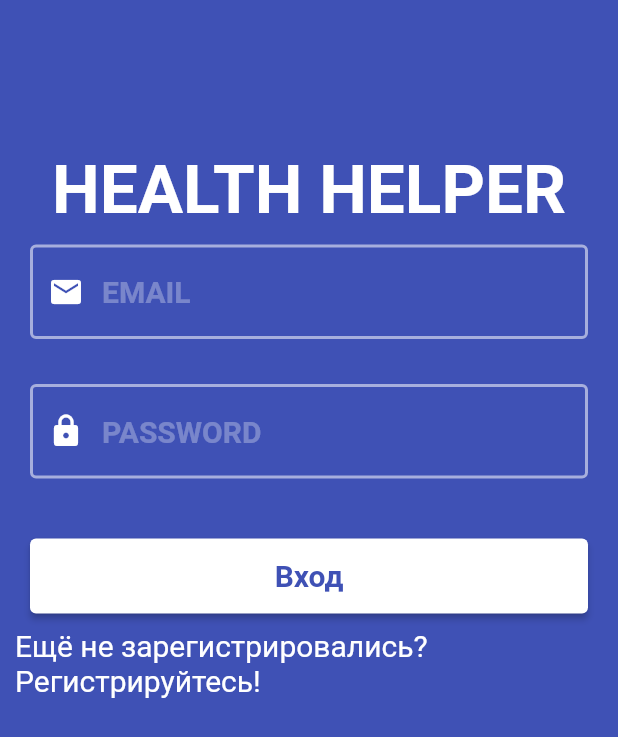
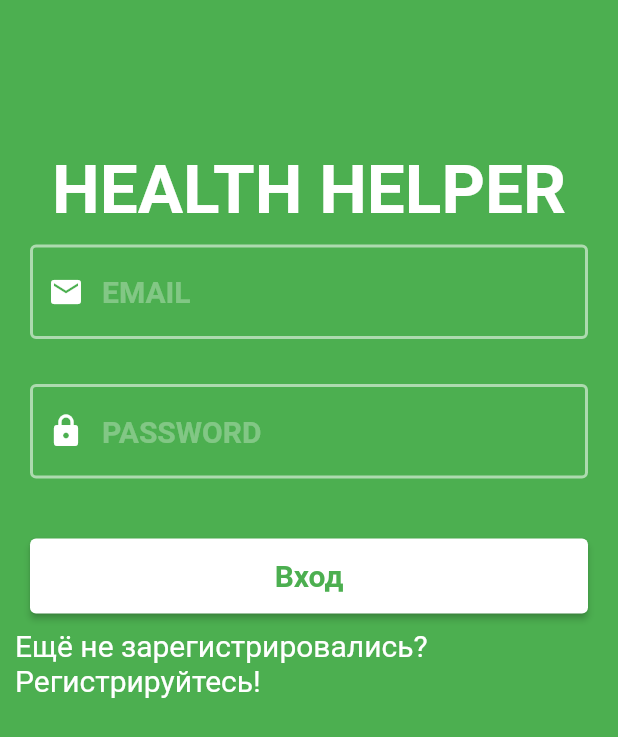
Before and after one commit to MrSolo501/Health-Helper, a Flutter app: the screen it shows after launch, on a phone screen of 412 x 824 dp. Shown: the top 737 px of the screen. Run offline on Flutter 3.47's test engine with Material 2 defaults, Android fonts, the phone set to English and light mode, and no system bars; our stand-ins replace cloud_firestore, firebase_auth, firebase_core, fluttertoast, get, shared_preferences and 1 more; missing offline and left inert: dart:html; accounts and stored records are empty.

```diff
--- a/lib/main.dart
+++ b/lib/main.dart
@@ -4,6 +4,7 @@ import 'package:flutter/services.dart';
 import 'package:health_helper/Services/auth.dart';
 import 'package:health_helper/domain/user.dart';
 import 'package:health_helper/pages/landing.dart';
+import 'package:health_helper/pages/login_screen.dart';
 import 'package:sizer/sizer.dart';
 import 'package:health_helper/pages/welcome_page.dart';
 import 'package:firebase_core/firebase_core.dart';
--- a/lib/pages/auth.dart
+++ b/lib/pages/auth.dart
@@ -29,8 +29,10 @@ class _AuthorizationPageState extends State<AuthorizationPage> {
           child: TextField(
               controller: controller,
               obscureText: obscure,
-              style: TextStyle(fontSize: 20, color: Colors.black),
+              cursorColor: Colors.white,
+              style: TextStyle(fontSize: 20, color: Colors.white),
               decoration: InputDecoration(
+
                   hintStyle: TextStyle(
                       fontWeight: FontWeight.bold,
                       fontSize: 20,
@@ -74,7 +76,7 @@ class _AuthorizationPageState extends State<AuthorizationPage> {
         child: Text(text,
             style: TextStyle(
                 fontWeight: FontWeight.bold,
-                color: Colors.indigo,
+                color: Colors.green,
                 fontSize: 20)),
       );
     }
@@ -154,7 +156,8 @@ class _AuthorizationPageState extends State<AuthorizationPage> {
     }
 
     return Scaffold(
-      backgroundColor: Colors.indigo,
+       backgroundColor: Colors.green,
+      resizeToAvoidBottomInset: false,
       body: Column(
         children: <Widget>[
           _logo(),
--- a/lib/pages/landing.dart
+++ b/lib/pages/landing.dart
@@ -1,15 +1,22 @@
 import 'package:flutter/cupertino.dart';
+import 'package:get/get.dart';
+import 'package:get/utils.dart';
 import 'package:health_helper/domain/user.dart';
 import 'package:health_helper/pages/auth.dart';
+import 'package:health_helper/pages/home_page.dart';
+import 'package:health_helper/pages/login_screen.dart';
 import 'package:health_helper/pages/welcome_page.dart';
 import 'package:provider/provider.dart';
 
 class LandingPage extends StatelessWidget {
+  const LandingPage({super.key});
+
   @override
   Widget build(BuildContext context) {
     final AuthUser? user=Provider.of<AuthUser?>(context);
     final bool isloggedIn = user!=null;
+//final MyController myController = Get.find();
 
-    return isloggedIn ? WelcomeScreen() : AuthorizationPage();
+    return isloggedIn ? WelcomeScreen(): AuthorizationPage();
   }
 }
--- a/lib/pages/login_screen.dart
+++ b/lib/pages/login_screen.dart
@@ -1,10 +1,13 @@
 import 'package:flutter/material.dart';
 import 'package:health_helper/pages/result_screen.dart';
+import 'package:shared_preferences/shared_preferences.dart';
 import 'package:sizer/sizer.dart';
 import 'package:get/get.dart';
 
 class MyController extends GetxController {
-  final weightController = TextEditingController();
+
+
+  final weightController = TextEditingController( );
   final heightController = TextEditingController();
  final ageController = TextEditingController();
 }
@@ -17,6 +20,7 @@ class LoginScreen extends StatefulWidget {
 }
 
 class _LoginScreenState extends State<LoginScreen> {
+
   final _formKey = GlobalKey<FormState>();
    final MyController myController = Get.put(MyController());
   @override
--- a/lib/widgets/home_page_widgets/mealNowWidget.dart
+++ b/lib/widgets/home_page_widgets/mealNowWidget.dart
@@ -17,7 +17,7 @@ class MealNowWidget extends StatelessWidget {
   @override
   Widget build(BuildContext context) {
     if (_now.hour > 18 || ((_now.hour > -1) && (_now.hour < 9))) {
-      _nextMeal = "Утро";
+      _nextMeal = "Завтрак";
     } else {
       if (_now.hour >= 8 && _now.hour < 12) {
         _nextMeal = "Обед";
--- a/lib/widgets/home_page_widgets/waterTrackerWidget.dart
+++ b/lib/widgets/home_page_widgets/waterTrackerWidget.dart
@@ -18,7 +18,6 @@ class _WaterTrackerWidgetState extends State<WaterTrackerWidget> {
   void initState() {
     final now = DateTime.now();
     data = "${now.day}-${now.month}-${now.year}";
-    print(data);
 
     _initCounter();
 
@@ -28,10 +27,8 @@ class _WaterTrackerWidgetState extends State<WaterTrackerWidget> {
   void _initCounter() async {
     var prefs = await SharedPreferences.getInstance();
     if (data != prefs.getString('data')) {
-      print(111111111111111111);
       prefs.remove(counterKey);
       _setData();
-
     }
     setState(() => _water = prefs.getInt(counterKey) ?? 0);
   }
```
Also changed, not shown: lib/pages/settings.dart (+25 -5 lines), pubspec.lock.
